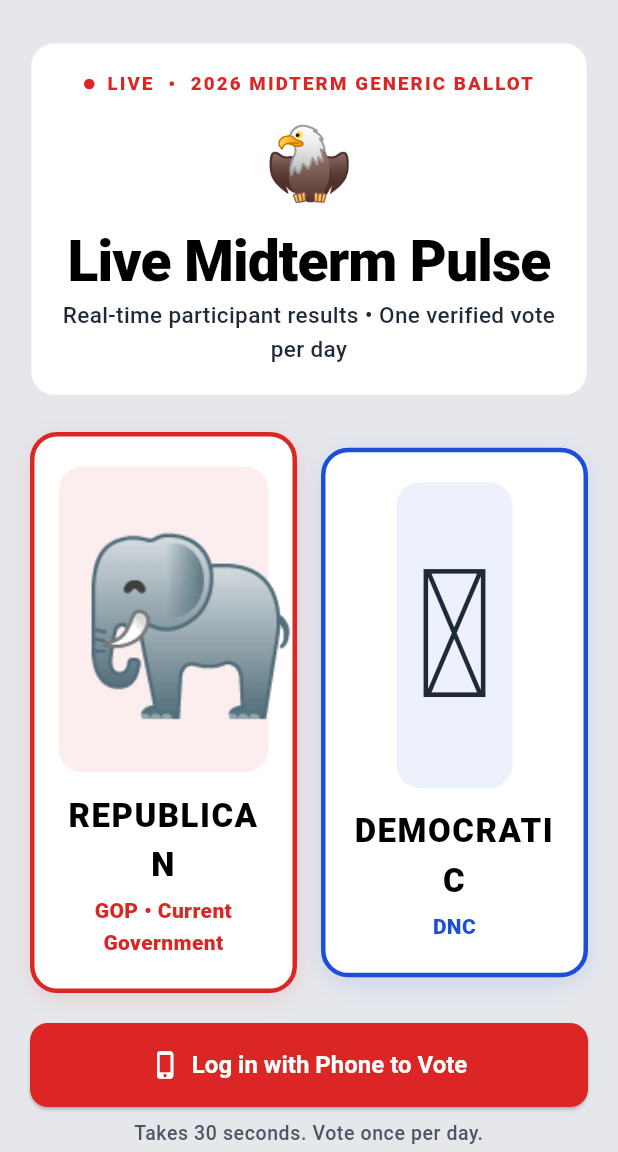
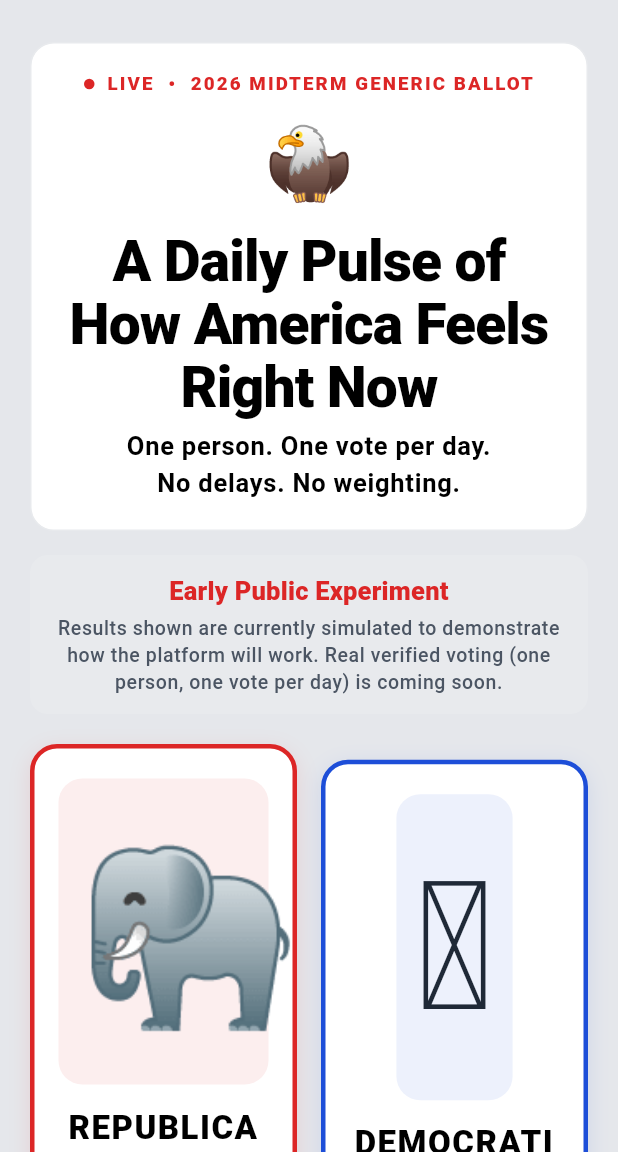
Before and after one commit to BuffaloJoe56/livepoll-politics, a Flutter app: the screen it shows after launch, on a phone screen of 412 x 824 dp, the part 84-1236 px from its top. Run offline on Flutter 3.47's test engine with Material 3 defaults, Android fonts, the light colour scheme and no system bars; drawn by our look-alikes of flutter_animate; our stand-ins replace flutter_riverpod, go_router, riverpod_annotation; generated files the repository leaves out were written again.

Commit message:
Improve hero messaging, add transparency banner, and better demo voting experience

```diff
--- a/lib/features/results/presentation/results_screen.dart
+++ b/lib/features/results/presentation/results_screen.dart
@@ -60,15 +60,15 @@
                 const Text('🦅', style: TextStyle(fontSize: 48)),
                 const SizedBox(height: 8),
                 Text(
-                  'Live Midterm Pulse',
-                  style: theme.textTheme.headlineLarge,  // Now the BIGGEST text on the page
+                  'A Daily Pulse of How America Feels Right Now',
+                  style: theme.textTheme.headlineLarge,
                   textAlign: TextAlign.center,
                 ),
-                const SizedBox(height: 4),
+                const SizedBox(height: 6),
                 Text(
-                  'Real-time participant results • One verified vote per day',
-                  style: theme.textTheme.bodyMedium?.copyWith(
-                    color: AppTheme.textSecondary,
+                  'One person. One vote per day.\nNo delays. No weighting.',
+                  style: theme.textTheme.bodyLarge?.copyWith(
+                    fontWeight: FontWeight.w600,
                   ),
                   textAlign: TextAlign.center,
                 ),
@@ -76,7 +76,37 @@
             ),
           ),
 
-          const SizedBox(height: 24),
+          const SizedBox(height: 16),
+
+          // Transparency banner - honest about current state
+          Container(
+            padding: const EdgeInsets.symmetric(vertical: 12, horizontal: 16),
+            decoration: BoxDecoration(
+              color: AppTheme.surfaceVariant,
+              borderRadius: BorderRadius.circular(12),
+              border: Border.all(color: AppTheme.surfaceVariant, width: 1),
+            ),
+            child: Column(
+              children: [
+                Text(
+                  'Early Public Experiment',
+                  style: theme.textTheme.titleMedium?.copyWith(
+                    fontWeight: FontWeight.w800,
+                    color: AppTheme.republicanRed,
+                  ),
+                  textAlign: TextAlign.center,
+                ),
+                const SizedBox(height: 4),
+                Text(
+                  'Results shown are currently simulated to demonstrate how the platform will work. Real verified voting (one person, one vote per day) is coming soon.',
+                  style: theme.textTheme.bodySmall,
+                  textAlign: TextAlign.center,
+                ),
+              ],
+            ),
+          ),
+
+          const SizedBox(height: 20),
 
           // === OFFICIAL PARTY LOGOS — Republican (LEFT) & Democratic (RIGHT) ===
           // Large as practical. For true official logos, add real asset images (see instructions in code comments).
--- a/lib/features/voting/presentation/vote_screen.dart
+++ b/lib/features/voting/presentation/vote_screen.dart
@@ -67,9 +67,23 @@
                 padding: const EdgeInsets.only(bottom: 12),
                 child: OutlinedButton(
                   onPressed: () {
-                    ScaffoldMessenger.of(context).showSnackBar(
-                      const SnackBar(
-                        content: Text('Voting will be enabled once we connect real authentication.'),
+                    showDialog(
+                      context: context,
+                      builder: (context) => AlertDialog(
+                        title: const Text('Vote Recorded (Demo)'),
+                        content: Text(
+                          'Thank you. In this early demo your choice has been noted.\n\n'
+                          'When real verified voting launches, you will only be able to vote once per day.',
+                        ),
+                        actions: [
+                          TextButton(
+                            onPressed: () {
+                              Navigator.of(context).pop();
+                              Navigator.of(context).pop(); // Go back to results
+                            },
+                            child: const Text('Back to Results'),
+                          ),
+                        ],
                       ),
                     );
                   },
@@ -95,7 +109,7 @@
 
             const Spacer(),
             Text(
-              'You can vote once per day.\nYour vote is private and final.',
+              'This is a demo.\nReal one-vote-per-day verification coming soon.',
               style: Theme.of(context).textTheme.bodySmall,
               textAlign: TextAlign.center,
             ),
```
